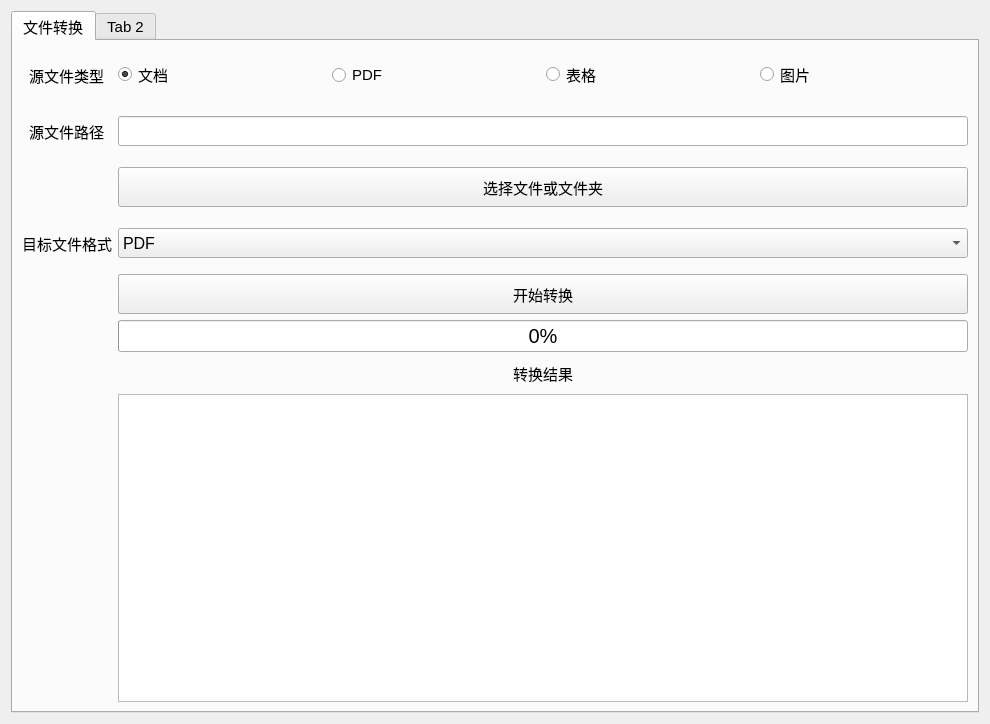
This is ui.ui in zlt-com/tools-pyqt5 as Qt 5 draws it before an edit. The edited form follows.
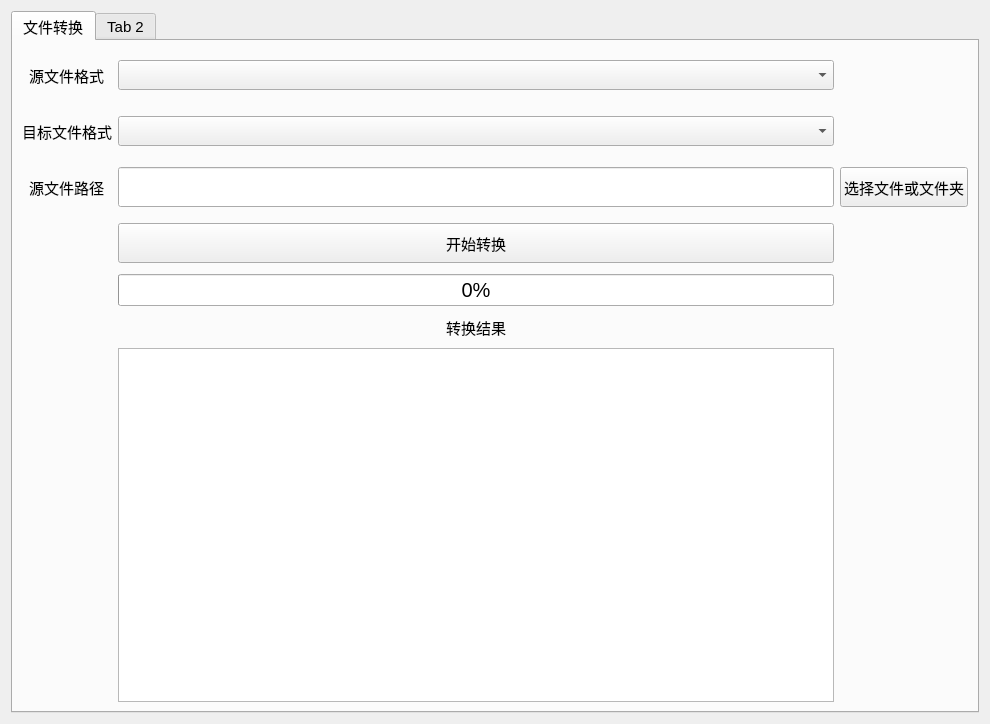
This is the edited form.

```diff
--- a/ui.ui
+++ b/ui.ui
@@ -30,7 +30,7 @@
         <layout class="QVBoxLayout" name="verticalLayout">
          <item>
           <layout class="QGridLayout" name="gridLayout_3">
-           <item row="1" column="0" alignment="Qt::AlignHCenter">
+           <item row="2" column="0" alignment="Qt::AlignHCenter">
             <widget class="QLabel" name="label_7">
              <property name="minimumSize">
               <size>
@@ -43,77 +43,7 @@
              </property>
             </widget>
            </item>
-           <item row="5" column="1">
-            <widget class="QPushButton" name="btn_file_conv">
-             <property name="minimumSize">
-              <size>
-               <width>848</width>
-               <height>40</height>
-              </size>
-             </property>
-             <property name="maximumSize">
-              <size>
-               <width>16777215</width>
-               <height>16777215</height>
-              </size>
-             </property>
-             <property name="font">
-              <font>
-               <pointsize>11</pointsize>
-              </font>
-             </property>
-             <property name="autoFillBackground">
-              <bool>true</bool>
-             </property>
-             <property name="text">
-              <string>开始转换</string>
-             </property>
-            </widget>
-           </item>
-           <item row="3" column="1">
-            <widget class="QComboBox" name="file_ext_select">
-             <property name="minimumSize">
-              <size>
-               <width>0</width>
-               <height>30</height>
-              </size>
-             </property>
-             <property name="font">
-              <font>
-               <pointsize>12</pointsize>
-              </font>
-             </property>
-             <property name="currentText">
-              <string extracomment="注释">PDF</string>
-             </property>
-             <item>
-              <property name="text">
-               <string>PDF</string>
-              </property>
-             </item>
-             <item>
-              <property name="text">
-               <string>图片（png)</string>
-              </property>
-             </item>
-             <item>
-              <property name="text">
-               <string>纯文本（txt）</string>
-              </property>
-             </item>
-             <item>
-              <property name="text">
-               <string>网页文件（html)</string>
-              </property>
-             </item>
-             <item>
-              <property name="text">
-               <string>word文件（docx）</string>
-              </property>
-             </item>
-            </widget>
-           </item>
-           <item row="7" column="1" alignment="Qt::AlignHCenter">
+           <item row="9" column="1" alignment="Qt::AlignHCenter">
             <widget class="QLabel" name="label_3">
              <property name="minimumSize">
               <size>
@@ -126,7 +56,20 @@
              </property>
             </widget>
            </item>
-           <item row="2" column="0">
+           <item row="1" column="0">
+            <widget class="QLabel" name="label_5">
+             <property name="minimumSize">
+              <size>
+               <width>0</width>
+               <height>50</height>
+              </size>
+             </property>
+             <property name="text">
+              <string>目标文件格式</string>
+             </property>
+            </widget>
+           </item>
+           <item row="3" column="0">
             <widget class="QLabel" name="label_6">
              <property name="minimumSize">
               <size>
@@ -139,12 +82,12 @@
              </property>
             </widget>
            </item>
-           <item row="1" column="1">
+           <item row="2" column="1">
             <widget class="QLineEdit" name="file_conv_path">
              <property name="minimumSize">
               <size>
                <width>0</width>
-               <height>30</height>
+               <height>40</height>
               </size>
              </property>
             </widget>
@@ -158,24 +101,29 @@
               </size>
              </property>
              <property name="text">
-              <string>源文件类型</string>
+              <string>源文件格式</string>
              </property>
             </widget>
            </item>
-           <item row="3" column="0">
-            <widget class="QLabel" name="label_5">
+           <item row="1" column="1">
+            <widget class="QComboBox" name="target_file_type_select">
              <property name="minimumSize">
               <size>
                <width>0</width>
-               <height>50</height>
+               <height>30</height>
               </size>
              </property>
-             <property name="text">
-              <string>目标文件格式</string>
+             <property name="font">
+              <font>
+               <pointsize>12</pointsize>
+              </font>
+             </property>
+             <property name="currentText">
+              <string extracomment="注释"/>
              </property>
             </widget>
            </item>
-           <item row="6" column="1">
+           <item row="8" column="1">
             <widget class="QProgressBar" name="file_conv_progress_bar">
              <property name="minimumSize">
               <size>
@@ -196,62 +144,60 @@
              </property>
             </widget>
            </item>
-           <item row="2" column="1">
-            <widget class="QPushButton" name="btn_file_con_select">
-             <property name="minimumSize">
-              <size>
-               <width>0</width>
-               <height>40</height>
-              </size>
-             </property>
-             <property name="font">
-              <font>
-               <pointsize>11</pointsize>
-              </font>
-             </property>
-             <property name="text">
-              <string>选择文件或文件夹</string>
-             </property>
-            </widget>
-           </item>
            <item row="0" column="1">
             <layout class="QHBoxLayout" name="horizontalLayout_2">
              <item>
-              <widget class="QRadioButton" name="source_file_type">
-               <property name="text">
-                <string>文档</string>
-               </property>
-               <property name="checked">
-                <bool>true</bool>
-               </property>
-              </widget>
-             </item>
-             <item>
-              <widget class="QRadioButton" name="source_file_type_2">
-               <property name="text">
-                <string>PDF</string>
-               </property>
-              </widget>
-             </item>
-             <item>
-              <widget class="QRadioButton" name="source_file_type_3">
-               <property name="text">
-                <string>表格</string>
-               </property>
-              </widget>
-             </item>
-             <item>
-              <widget class="QRadioButton" name="source_file_type_4">
-               <property name="text">
-                <string>图片</string>
+              <widget class="QComboBox" name="source_file_type_select">
+               <property name="minimumSize">
+                <size>
+                 <width>0</width>
+                 <height>30</height>
+                </size>
                </property>
               </widget>
              </item>
             </layout>
            </item>
-           <item row="8" column="1">
+           <item row="10" column="1">
             <widget class="QTextEdit" name="file_conv_result_text"/>
            </item>
+           <item row="2" column="2">
+            <widget class="QPushButton" name="btn_file_con_select">
+             <property name="minimumSize">
+              <size>
+               <width>0</width>
+               <height>40</height>
+              </size>
+             </property>
+             <property name="maximumSize">
+              <size>
+               <width>16777215</width>
+               <height>40</height>
+              </size>
+             </property>
+             <property name="font">
+              <font>
+               <pointsize>11</pointsize>
+              </font>
+             </property>
+             <property name="text">
+              <string>选择文件或文件夹</string>
+             </property>
+            </widget>
+           </item>
+           <item row="3" column="1">
+            <widget class="QPushButton" name="btn_file_conv">
+             <property name="minimumSize">
+              <size>
+               <width>0</width>
+               <height>40</height>
+              </size>
+             </property>
+             <property name="text">
+              <string>开始转换</string>
+             </property>
+            </widget>
+           </item>
           </layout>
          </item>
         </layout>
```
Left out of the diff: 55 changed lines with no effect on the pictures.
